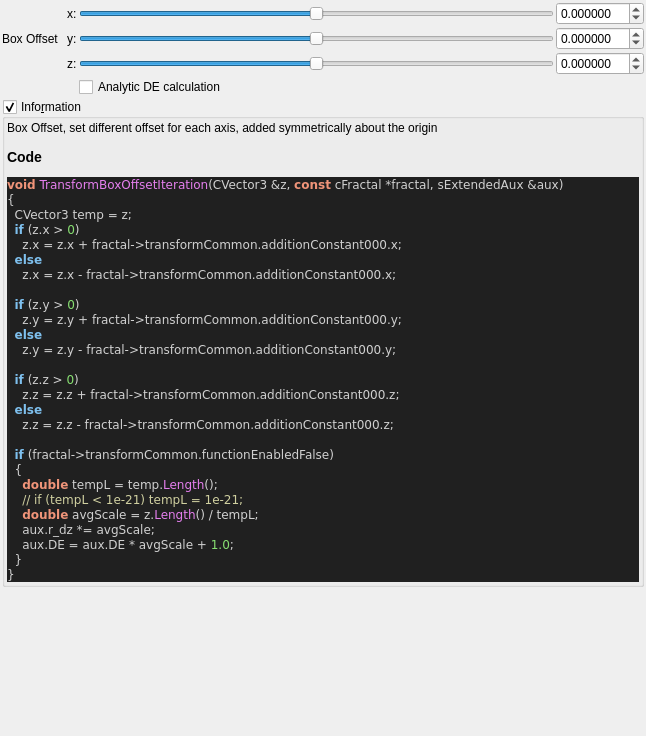
Old version of the form mandelbulber2/qt_data/fractal_transf_box_offset.ui in the repository buddhi1980/mandelbulber2.
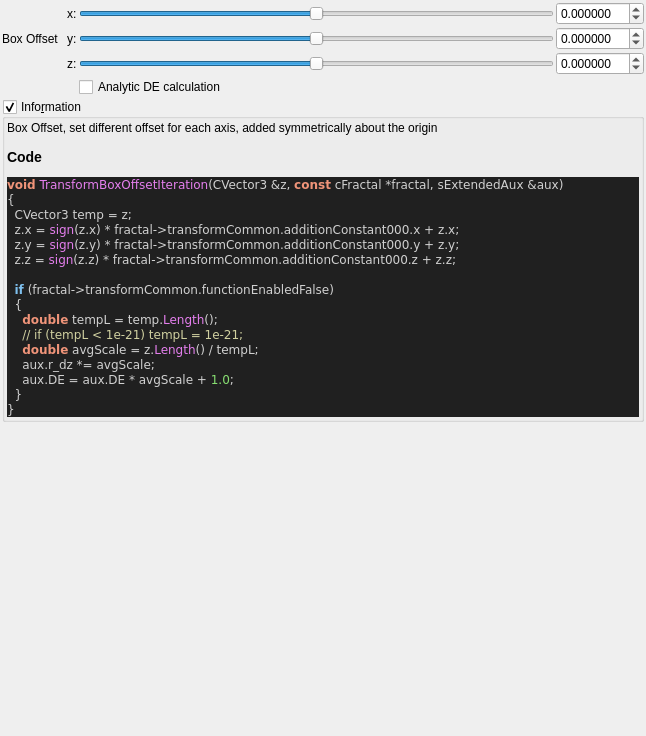
New version of the form. Custom widgets are drawn as their Qt base class.

```diff
--- a/mandelbulber2/qt_data/fractal_transf_box_offset.ui
+++ b/mandelbulber2/qt_data/fractal_transf_box_offset.ui
@@ -270,20 +270,9 @@
 &lt;pre style=&quot;color:#d0d0d0; background-color:#202020;  font-family:'Courier New',monospace;&quot;&gt;&lt;span style=&quot;color:#f09479; font-weight:bold&quot;&gt;void&lt;/span&gt; &lt;span style=&quot;color:#e47eed&quot;&gt;TransformBoxOffsetIteration&lt;/span&gt;&lt;span style=&quot;color:#d0d0d0&quot;&gt;(&lt;/span&gt;CVector3 &lt;span style=&quot;color:#d0d0d0&quot;&gt;&amp;amp;&lt;/span&gt;z&lt;span style=&quot;color:#d0d0d0&quot;&gt;,&lt;/span&gt; &lt;span style=&quot;color:#f09479; font-weight:bold&quot;&gt;const&lt;/span&gt; cFractal &lt;span style=&quot;color:#d0d0d0&quot;&gt;*&lt;/span&gt;fractal&lt;span style=&quot;color:#d0d0d0&quot;&gt;,&lt;/span&gt; sExtendedAux &lt;span style=&quot;color:#d0d0d0&quot;&gt;&amp;amp;&lt;/span&gt;aux&lt;span style=&quot;color:#d0d0d0&quot;&gt;)&lt;/span&gt;
 &lt;span style=&quot;color:#d0d0d0&quot;&gt;{&lt;/span&gt;
   CVector3 temp &lt;span style=&quot;color:#d0d0d0&quot;&gt;=&lt;/span&gt; z&lt;span style=&quot;color:#d0d0d0&quot;&gt;;&lt;/span&gt;
-  &lt;span style=&quot;color:#7ec0ee; font-weight:bold&quot;&gt;if&lt;/span&gt; &lt;span style=&quot;color:#d0d0d0&quot;&gt;(&lt;/span&gt;z&lt;span style=&quot;color:#d0d0d0&quot;&gt;.&lt;/span&gt;x &lt;span style=&quot;color:#d0d0d0&quot;&gt;&amp;gt;&lt;/span&gt; &lt;span style=&quot;color:#87df71&quot;&gt;0&lt;/span&gt;&lt;span style=&quot;color:#d0d0d0&quot;&gt;)&lt;/span&gt;
-    z&lt;span style=&quot;color:#d0d0d0&quot;&gt;.&lt;/span&gt;x &lt;span style=&quot;color:#d0d0d0&quot;&gt;=&lt;/span&gt; z&lt;span style=&quot;color:#d0d0d0&quot;&gt;.&lt;/span&gt;x &lt;span style=&quot;color:#d0d0d0&quot;&gt;+&lt;/span&gt; fractal&lt;span style=&quot;color:#d0d0d0&quot;&gt;-&amp;gt;&lt;/span&gt;transformCommon&lt;span style=&quot;color:#d0d0d0&quot;&gt;.&lt;/span&gt;additionConstant000&lt;span style=&quot;color:#d0d0d0&quot;&gt;.&lt;/span&gt;x&lt;span style=&quot;color:#d0d0d0&quot;&gt;;&lt;/span&gt;
-  &lt;span style=&quot;color:#7ec0ee; font-weight:bold&quot;&gt;else&lt;/span&gt;
-    z&lt;span style=&quot;color:#d0d0d0&quot;&gt;.&lt;/span&gt;x &lt;span style=&quot;color:#d0d0d0&quot;&gt;=&lt;/span&gt; z&lt;span style=&quot;color:#d0d0d0&quot;&gt;.&lt;/span&gt;x &lt;span style=&quot;color:#d0d0d0&quot;&gt;-&lt;/span&gt; fractal&lt;span style=&quot;color:#d0d0d0&quot;&gt;-&amp;gt;&lt;/span&gt;transformCommon&lt;span style=&quot;color:#d0d0d0&quot;&gt;.&lt;/span&gt;additionConstant000&lt;span style=&quot;color:#d0d0d0&quot;&gt;.&lt;/span&gt;x&lt;span style=&quot;color:#d0d0d0&quot;&gt;;&lt;/span&gt;
-
-  &lt;span style=&quot;color:#7ec0ee; font-weight:bold&quot;&gt;if&lt;/span&gt; &lt;span style=&quot;color:#d0d0d0&quot;&gt;(&lt;/span&gt;z&lt;span style=&quot;color:#d0d0d0&quot;&gt;.&lt;/span&gt;y &lt;span style=&quot;color:#d0d0d0&quot;&gt;&amp;gt;&lt;/span&gt; &lt;span style=&quot;color:#87df71&quot;&gt;0&lt;/span&gt;&lt;span style=&quot;color:#d0d0d0&quot;&gt;)&lt;/span&gt;
-    z&lt;span style=&quot;color:#d0d0d0&quot;&gt;.&lt;/span&gt;y &lt;span style=&quot;color:#d0d0d0&quot;&gt;=&lt;/span&gt; z&lt;span style=&quot;color:#d0d0d0&quot;&gt;.&lt;/span&gt;y &lt;span style=&quot;color:#d0d0d0&quot;&gt;+&lt;/span&gt; fractal&lt;span style=&quot;color:#d0d0d0&quot;&gt;-&amp;gt;&lt;/span&gt;transformCommon&lt;span style=&quot;color:#d0d0d0&quot;&gt;.&lt;/span&gt;additionConstant000&lt;span style=&quot;color:#d0d0d0&quot;&gt;.&lt;/span&gt;y&lt;span style=&quot;color:#d0d0d0&quot;&gt;;&lt;/span&gt;
-  &lt;span style=&quot;color:#7ec0ee; font-weight:bold&quot;&gt;else&lt;/span&gt;
-    z&lt;span style=&quot;color:#d0d0d0&quot;&gt;.&lt;/span&gt;y &lt;span style=&quot;color:#d0d0d0&quot;&gt;=&lt;/span&gt; z&lt;span style=&quot;color:#d0d0d0&quot;&gt;.&lt;/span&gt;y &lt;span style=&quot;color:#d0d0d0&quot;&gt;-&lt;/span&gt; fractal&lt;span style=&quot;color:#d0d0d0&quot;&gt;-&amp;gt;&lt;/span&gt;transformCommon&lt;span style=&quot;color:#d0d0d0&quot;&gt;.&lt;/span&gt;additionConstant000&lt;span style=&quot;color:#d0d0d0&quot;&gt;.&lt;/span&gt;y&lt;span style=&quot;color:#d0d0d0&quot;&gt;;&lt;/span&gt;
-
-  &lt;span style=&quot;color:#7ec0ee; font-weight:bold&quot;&gt;if&lt;/span&gt; &lt;span style=&quot;color:#d0d0d0&quot;&gt;(&lt;/span&gt;z&lt;span style=&quot;color:#d0d0d0&quot;&gt;.&lt;/span&gt;z &lt;span style=&quot;color:#d0d0d0&quot;&gt;&amp;gt;&lt;/span&gt; &lt;span style=&quot;color:#87df71&quot;&gt;0&lt;/span&gt;&lt;span style=&quot;color:#d0d0d0&quot;&gt;)&lt;/span&gt;
-    z&lt;span style=&quot;color:#d0d0d0&quot;&gt;.&lt;/span&gt;z &lt;span style=&quot;color:#d0d0d0&quot;&gt;=&lt;/span&gt; z&lt;span style=&quot;color:#d0d0d0&quot;&gt;.&lt;/span&gt;z &lt;span style=&quot;color:#d0d0d0&quot;&gt;+&lt;/span&gt; fractal&lt;span style=&quot;color:#d0d0d0&quot;&gt;-&amp;gt;&lt;/span&gt;transformCommon&lt;span style=&quot;color:#d0d0d0&quot;&gt;.&lt;/span&gt;additionConstant000&lt;span style=&quot;color:#d0d0d0&quot;&gt;.&lt;/span&gt;z&lt;span style=&quot;color:#d0d0d0&quot;&gt;;&lt;/span&gt;
-  &lt;span style=&quot;color:#7ec0ee; font-weight:bold&quot;&gt;else&lt;/span&gt;
-    z&lt;span style=&quot;color:#d0d0d0&quot;&gt;.&lt;/span&gt;z &lt;span style=&quot;color:#d0d0d0&quot;&gt;=&lt;/span&gt; z&lt;span style=&quot;color:#d0d0d0&quot;&gt;.&lt;/span&gt;z &lt;span style=&quot;color:#d0d0d0&quot;&gt;-&lt;/span&gt; fractal&lt;span style=&quot;color:#d0d0d0&quot;&gt;-&amp;gt;&lt;/span&gt;transformCommon&lt;span style=&quot;color:#d0d0d0&quot;&gt;.&lt;/span&gt;additionConstant000&lt;span style=&quot;color:#d0d0d0&quot;&gt;.&lt;/span&gt;z&lt;span style=&quot;color:#d0d0d0&quot;&gt;;&lt;/span&gt;
+  z&lt;span style=&quot;color:#d0d0d0&quot;&gt;.&lt;/span&gt;x &lt;span style=&quot;color:#d0d0d0&quot;&gt;=&lt;/span&gt; &lt;span style=&quot;color:#e47eed&quot;&gt;sign&lt;/span&gt;&lt;span style=&quot;color:#d0d0d0&quot;&gt;(&lt;/span&gt;z&lt;span style=&quot;color:#d0d0d0&quot;&gt;.&lt;/span&gt;x&lt;span style=&quot;color:#d0d0d0&quot;&gt;) *&lt;/span&gt; fractal&lt;span style=&quot;color:#d0d0d0&quot;&gt;-&amp;gt;&lt;/span&gt;transformCommon&lt;span style=&quot;color:#d0d0d0&quot;&gt;.&lt;/span&gt;additionConstant000&lt;span style=&quot;color:#d0d0d0&quot;&gt;.&lt;/span&gt;x &lt;span style=&quot;color:#d0d0d0&quot;&gt;+&lt;/span&gt; z&lt;span style=&quot;color:#d0d0d0&quot;&gt;.&lt;/span&gt;x&lt;span style=&quot;color:#d0d0d0&quot;&gt;;&lt;/span&gt;
+  z&lt;span style=&quot;color:#d0d0d0&quot;&gt;.&lt;/span&gt;y &lt;span style=&quot;color:#d0d0d0&quot;&gt;=&lt;/span&gt; &lt;span style=&quot;color:#e47eed&quot;&gt;sign&lt;/span&gt;&lt;span style=&quot;color:#d0d0d0&quot;&gt;(&lt;/span&gt;z&lt;span style=&quot;color:#d0d0d0&quot;&gt;.&lt;/span&gt;y&lt;span style=&quot;color:#d0d0d0&quot;&gt;) *&lt;/span&gt; fractal&lt;span style=&quot;color:#d0d0d0&quot;&gt;-&amp;gt;&lt;/span&gt;transformCommon&lt;span style=&quot;color:#d0d0d0&quot;&gt;.&lt;/span&gt;additionConstant000&lt;span style=&quot;color:#d0d0d0&quot;&gt;.&lt;/span&gt;y &lt;span style=&quot;color:#d0d0d0&quot;&gt;+&lt;/span&gt; z&lt;span style=&quot;color:#d0d0d0&quot;&gt;.&lt;/span&gt;y&lt;span style=&quot;color:#d0d0d0&quot;&gt;;&lt;/span&gt;
+  z&lt;span style=&quot;color:#d0d0d0&quot;&gt;.&lt;/span&gt;z &lt;span style=&quot;color:#d0d0d0&quot;&gt;=&lt;/span&gt; &lt;span style=&quot;color:#e47eed&quot;&gt;sign&lt;/span&gt;&lt;span style=&quot;color:#d0d0d0&quot;&gt;(&lt;/span&gt;z&lt;span style=&quot;color:#d0d0d0&quot;&gt;.&lt;/span&gt;z&lt;span style=&quot;color:#d0d0d0&quot;&gt;) *&lt;/span&gt; fractal&lt;span style=&quot;color:#d0d0d0&quot;&gt;-&amp;gt;&lt;/span&gt;transformCommon&lt;span style=&quot;color:#d0d0d0&quot;&gt;.&lt;/span&gt;additionConstant000&lt;span style=&quot;color:#d0d0d0&quot;&gt;.&lt;/span&gt;z &lt;span style=&quot;color:#d0d0d0&quot;&gt;+&lt;/span&gt; z&lt;span style=&quot;color:#d0d0d0&quot;&gt;.&lt;/span&gt;z&lt;span style=&quot;color:#d0d0d0&quot;&gt;;&lt;/span&gt;
 
   &lt;span style=&quot;color:#7ec0ee; font-weight:bold&quot;&gt;if&lt;/span&gt; &lt;span style=&quot;color:#d0d0d0&quot;&gt;(&lt;/span&gt;fractal&lt;span style=&quot;color:#d0d0d0&quot;&gt;-&amp;gt;&lt;/span&gt;transformCommon&lt;span style=&quot;color:#d0d0d0&quot;&gt;.&lt;/span&gt;functionEnabledFalse&lt;span style=&quot;color:#d0d0d0&quot;&gt;)&lt;/span&gt;
   &lt;span style=&quot;color:#d0d0d0&quot;&gt;{&lt;/span&gt;
```
